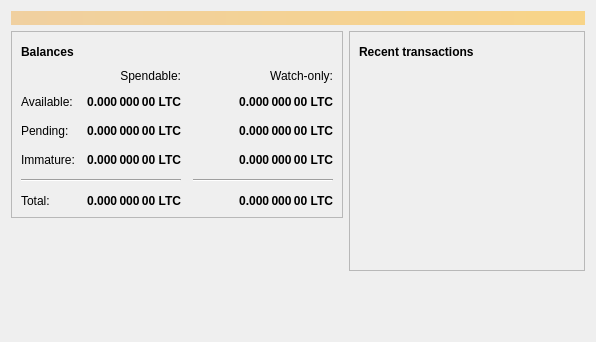
The window that src/qt/forms/overviewpage.ui (monacoinproject/monacoin) describes before a commit, drawn with Qt 5.
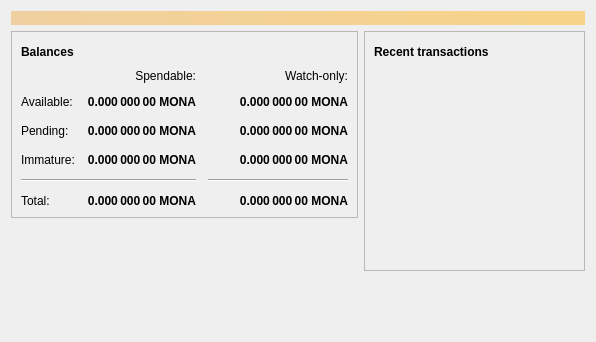
The same window after the commit. Icons and pictures are not drawn.

```diff
--- a/src/qt/forms/overviewpage.ui
+++ b/src/qt/forms/overviewpage.ui
@@ -129,7 +129,7 @@
                <string>Unconfirmed transactions to watch-only addresses</string>
               </property>
               <property name="text">
-               <string notr="true">0.000 000 00 LTC</string>
+               <string notr="true">0.000 000 00 MONA</string>
               </property>
               <property name="alignment">
                <set>Qt::AlignRight|Qt::AlignTrailing|Qt::AlignVCenter</set>
@@ -154,7 +154,7 @@
                <string>Total of transactions that have yet to be confirmed, and do not yet count toward the spendable balance</string>
               </property>
               <property name="text">
-               <string notr="true">0.000 000 00 LTC</string>
+               <string notr="true">0.000 000 00 MONA</string>
               </property>
               <property name="alignment">
                <set>Qt::AlignRight|Qt::AlignTrailing|Qt::AlignVCenter</set>
@@ -179,7 +179,7 @@
                <string>Mined balance in watch-only addresses that has not yet matured</string>
               </property>
               <property name="text">
-               <string notr="true">0.000 000 00 LTC</string>
+               <string notr="true">0.000 000 00 MONA</string>
               </property>
               <property name="alignment">
                <set>Qt::AlignRight|Qt::AlignTrailing|Qt::AlignVCenter</set>
@@ -237,7 +237,7 @@
                <string>Mined balance that has not yet matured</string>
               </property>
               <property name="text">
-               <string notr="true">0.000 000 00 LTC</string>
+               <string notr="true">0.000 000 00 MONA</string>
               </property>
               <property name="alignment">
                <set>Qt::AlignRight|Qt::AlignTrailing|Qt::AlignVCenter</set>
@@ -282,7 +282,7 @@
                <string>Your current total balance</string>
               </property>
               <property name="text">
-               <string notr="true">0.000 000 00 LTC</string>
+               <string notr="true">0.000 000 00 MONA</string>
               </property>
               <property name="alignment">
                <set>Qt::AlignRight|Qt::AlignTrailing|Qt::AlignVCenter</set>
@@ -307,7 +307,7 @@
                <string>Current total balance in watch-only addresses</string>
               </property>
               <property name="text">
-               <string notr="true">0.000 000 00 LTC</string>
+               <string notr="true">0.000 000 00 MONA</string>
               </property>
               <property name="alignment">
                <set>Qt::AlignRight|Qt::AlignTrailing|Qt::AlignVCenter</set>
@@ -349,7 +349,7 @@
                <string>Your current spendable balance</string>
               </property>
               <property name="text">
-               <string notr="true">0.000 000 00 LTC</string>
+               <string notr="true">0.000 000 00 MONA</string>
               </property>
               <property name="alignment">
                <set>Qt::AlignRight|Qt::AlignTrailing|Qt::AlignVCenter</set>
@@ -374,7 +374,7 @@
                <string>Your current balance in watch-only addresses</string>
               </property>
               <property name="text">
-               <string notr="true">0.000 000 00 LTC</string>
+               <string notr="true">0.000 000 00 MONA</string>
               </property>
               <property name="alignment">
                <set>Qt::AlignRight|Qt::AlignTrailing|Qt::AlignVCenter</set>
```
Left out of the diff: 4 changed lines with no effect on the pictures.
